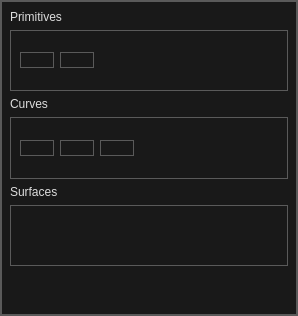
Above: apps/ifc_editor_qt/objects_dialog.ui from Jakub-Ciecierski/InfinityCAD before the change. Below: the same form after it.
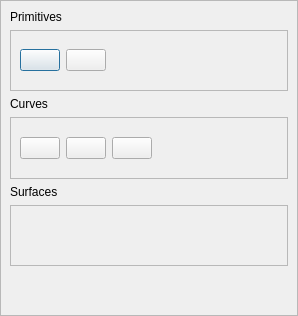
That is the form after the change. Icons and pictures are not drawn.

Commit message: Fixed Color picker

```diff
--- a/apps/ifc_editor_qt/objects_dialog.ui
+++ b/apps/ifc_editor_qt/objects_dialog.ui
@@ -14,287 +14,7 @@
    <string>Dialog</string>
   </property>
   <property name="styleSheet">
-   <string notr="true">/*
-	Copyright 2013 Emanuel Claesson
-
-	Licensed under the Apache License, Version 2.0 (the &quot;License&quot;);
-	you may not use this file except in compliance with the License.
-	You may obtain a copy of the License at
-
-		http://www.apache.org/licenses/LICENSE-2.0
-
-	Unless required by applicable law or agreed to in writing, software
-	distributed under the License is distributed on an &quot;AS IS&quot; BASIS,
-	WITHOUT WARRANTIES OR CONDITIONS OF ANY KIND, either express or implied.
-	See the License for the specific language governing permissions and
-	limitations under the License.
-*/
-
-/*
-	COLOR_DARK     = #191919
-	COLOR_MEDIUM   = #353535
-	COLOR_MEDLIGHT = #5A5A5A
-	COLOR_LIGHT    = #DDDDDD
-	COLOR_ACCENT   = #3D7848
-*/
-
-* {
-	background: #191919;
-	color: #DDDDDD;
-	border: 1px solid #5A5A5A;
-}
-
-QWidget::item:selected {
-	background: #3D7848;
-}
-
-QCheckBox, QRadioButton {
-	border: none;
-}
-
-QRadioButton::indicator, QCheckBox::indicator {
-	width: 13px;
-	height: 13px;
-}
-
-QRadioButton::indicator::unchecked, QCheckBox::indicator::unchecked {
-	border: 1px solid #5A5A5A;
-	background: none;
-}
-
-QRadioButton::indicator:unchecked:hover, QCheckBox::indicator:unchecked:hover {
-	border: 1px solid #DDDDDD;
-}
-
-QRadioButton::indicator::checked, QCheckBox::indicator::checked {
-	border: 1px solid #5A5A5A;
-	background: #5A5A5A;
-}
-
-QRadioButton::indicator:checked:hover, QCheckBox::indicator:checked:hover {
-	border: 1px solid #DDDDDD;
-	background: #DDDDDD;
-}
-
-QGroupBox {
-	margin-top: 6px;
-}
-
-QGroupBox::title {
-	top: -7px;
-	left: 7px;
-}
-
-QScrollBar {
-	border: 1px solid #5A5A5A;
-	background: #191919;
-}
-
-QScrollBar:horizontal {
-	height: 15px;
-	margin: 0px 0px 0px 32px;
-}
-
-QScrollBar:vertical {
-	width: 15px;
-	margin: 32px 0px 0px 0px;
-}
-
-QScrollBar::handle {
-	background: #353535;
-	border: 1px solid #5A5A5A;
-}
-
-QScrollBar::handle:horizontal {
-	border-width: 0px 1px 0px 1px;
-}
-
-QScrollBar::handle:vertical {
-	border-width: 1px 0px 1px 0px;
-}
-
-QScrollBar::handle:horizontal {
-	min-width: 20px;
-}
-
-QScrollBar::handle:vertical {
-	min-height: 20px;
-}
-
-QScrollBar::add-line, QScrollBar::sub-line {
-	background:#353535;
-	border: 1px solid #5A5A5A;
-	subcontrol-origin: margin;
-}
-
-QScrollBar::add-line {
-	position: absolute;
-}
-
-QScrollBar::add-line:horizontal {
-	width: 15px;
-	subcontrol-position: left;
-	left: 15px;
-}
-
-QScrollBar::add-line:vertical {
-	height: 15px;
-	subcontrol-position: top;
-	top: 15px;
-}
-
-QScrollBar::sub-line:horizontal {
-	width: 15px;
-	subcontrol-position: top left;
-}
-
-QScrollBar::sub-line:vertical {
-	height: 15px;
-	subcontrol-position: top;
-}
-
-QScrollBar:left-arrow, QScrollBar::right-arrow, QScrollBar::up-arrow, QScrollBar::down-arrow {
-	border: 1px solid #5A5A5A;
-	width: 3px;
-	height: 3px;
-}
-
-QScrollBar::add-page, QScrollBar::sub-page {
-	background: none;
-}
-
-QAbstractButton:hover {
-	background: #353535;
-}
-
-QAbstractButton:pressed {
-	background: #5A5A5A;
-}
-
-QAbstractItemView {
-	show-decoration-selected: 1;
-	selection-background-color: #3D7848;
-	selection-color: #DDDDDD;
-	alternate-background-color: #353535;
-}
-
-QHeaderView {
-	border: 1px solid #5A5A5A;
-}
-
-QHeaderView::section {
-	background: #191919;
-	border: 1px solid #5A5A5A;
-	padding: 4px;
-}
-
-QHeaderView::section:selected, QHeaderView::section::checked {
-	background: #353535;
-}
-
-QTableView {
-	gridline-color: #5A5A5A;
-}
-
-QTabBar {
-	margin-left: 2px;
-}
-
-QTabBar::tab {
-	border-radius: 0px;
-	padding: 4px;
-	margin: 4px;
-}
-
-QTabBar::tab:selected {
-	background: #353535;
-}
-
-QComboBox::down-arrow {
-	border: 1px solid #5A5A5A;
-	background: #353535;
-}
-
-QComboBox::drop-down {
-	border: 1px solid #5A5A5A;
-	background: #353535;
-}
-
-QComboBox::down-arrow {
-	width: 3px;
-	height: 3px;
-	border: 1px solid #5A5A5A;
-}
-
-QAbstractSpinBox {
-	padding-right: 15px;
-}
-
-QAbstractSpinBox::up-button, QAbstractSpinBox::down-button {
-	border: 1px solid #5A5A5A;
-	background: #353535;
-	subcontrol-origin: border;
-}
-
-QAbstractSpinBox::up-arrow, QAbstractSpinBox::down-arrow {
-	width: 3px;
-	height: 3px;
-	border: 1px solid #5A5A5A;
-}
-
-QSlider {
-	border: none;
-}
-
-QSlider::groove:horizontal {
-	height: 5px;
-	margin: 4px 0px 4px 0px;
-}
-
-QSlider::groove:vertical {
-	width: 5px;
-	margin: 0px 4px 0px 4px;
-}
-
-QSlider::handle {
-	border: 1px solid #5A5A5A;
-	background: #353535;
-}
-
-QSlider::handle:horizontal {
-	width: 15px;
-	margin: -4px 0px -4px 0px;
-}
-
-QSlider::handle:vertical {
-	height: 15px;
-	margin: 0px -4px 0px -4px;
-}
-
-QSlider::add-page:vertical, QSlider::sub-page:horizontal {
-	background: #3D7848;
-}
-
-QSlider::sub-page:vertical, QSlider::add-page:horizontal {
-	background: #353535;
-}
-
-QLabel {
-	border: none;
-}
-
-QProgressBar {
-	text-align: center;
-}
-
-QProgressBar::chunk {
-	width: 1px;
-	background-color: #3D7848;
-}
-
-QMenu::separator {
-	background: #353535;
-}</string>
+   <string notr="true"/>
   </property>
   <layout class="QVBoxLayout" name="verticalLayout">
    <property name="leftMargin">
```
The commit also changes 51 other files.
